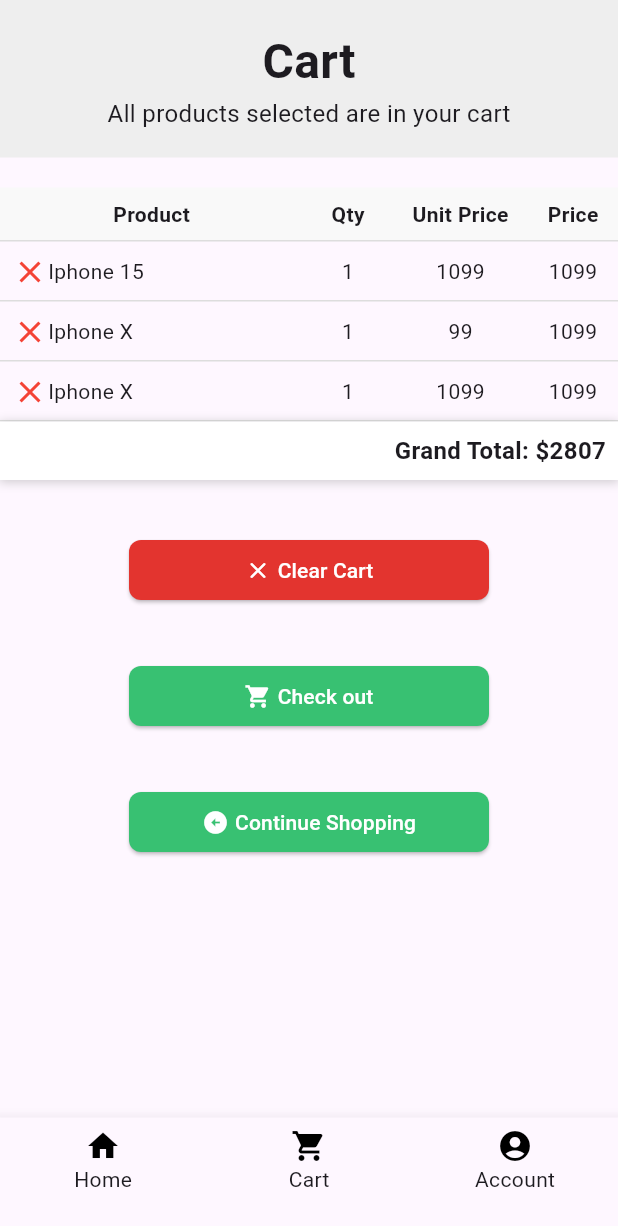
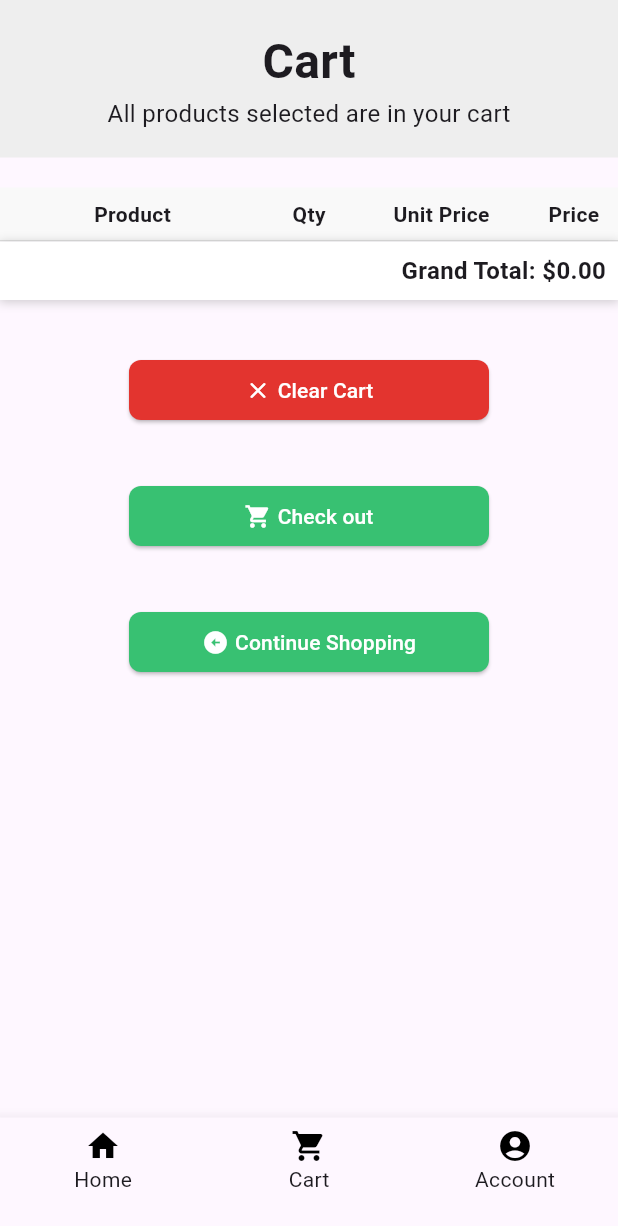
Before and after one commit to tainguynnn/mobile_stores, a Flutter app: the screen it shows after launch, item 2 of the bottom bar chosen, after a tap on "Clear Cart", on a phone screen of 412 x 824 dp. Shown: the top 1226 px of the screen. Run offline on Flutter 3.47's test engine with Material 3 defaults, Android fonts, the phone set to English and light mode, and no system bars; our stand-ins replace bloc, flutter_bloc; network calls fail.

Commit message:
finish cubit for cart

```diff
--- a/rest/lib/main.dart
+++ b/rest/lib/main.dart
@@ -1,10 +1,22 @@
 import 'package:flutter/material.dart';
+import 'package:flutter_bloc/flutter_bloc.dart';
 import 'package:rest/pages/home_screen.dart';
-import 'package:rest/pages/prod_list.dart';
-
+import 'cubit/cart_cubit.dart';
 
 void main() {
-  runApp(
-    const MaterialApp(home: HomeScreen(),),
-  );
+  runApp(const MyApp());
 }
+
+class MyApp extends StatelessWidget {
+  const MyApp({super.key});
+
+  @override
+  Widget build(BuildContext context) {
+    return BlocProvider(
+      create: (context) => CartCubit(),
+      child: const MaterialApp(
+        home: HomeScreen(),
+      ),
+    );
+  }
+}
--- a/rest/lib/pages/cart.dart
+++ b/rest/lib/pages/cart.dart
@@ -1,7 +1,10 @@
 import 'package:flutter/material.dart';
-import 'package:rest/widgets/buttons/order_button.dart';
+import 'package:flutter_bloc/flutter_bloc.dart';
+import 'package:rest/pages/home_screen.dart';
 import 'package:rest/widgets/cart/cart_table.dart';
 import 'package:rest/widgets/screen_title/page_title.dart';
+
+import '../cubit/cart_cubit.dart';
 
 class Cart extends StatelessWidget {
   const Cart({super.key});
@@ -18,7 +21,7 @@
           height: 20,
         ),
         const CartTable(),
-        SizedBox(
+        const SizedBox(
           height: 36,
         ),
         SizedBox(
@@ -36,7 +39,7 @@
                   horizontal: 32,
                   vertical: 10), // Remove padding to make it a perfect square
             ),
-            onPressed: () {},
+            onPressed: () => context.read<CartCubit>().clearCart(),
             child: const Row(
               mainAxisAlignment: MainAxisAlignment.center,
               // Center content inside the button
@@ -48,7 +51,7 @@
             ),
           ),
         ),
-        SizedBox(
+        const SizedBox(
           height: 36,
         ),
         SizedBox(
@@ -78,7 +81,7 @@
             ),
           ),
         ),
-        SizedBox(
+        const SizedBox(
           height: 36,
         ),
         SizedBox(
@@ -96,7 +99,9 @@
                   horizontal: 32,
                   vertical: 10), // Remove padding to make it a perfect square
             ),
-            onPressed: () {},
+            onPressed: () {
+              Back(context);
+            },
             child: const Row(
               mainAxisAlignment: MainAxisAlignment.center,
               // Center content inside the button
@@ -111,4 +116,10 @@
       ],
     );
   }
+
+  void Back(BuildContext context) {
+    final route = MaterialPageRoute(builder: (context) => const HomeScreen());
+
+    Navigator.push(context, route);
+  }
 }
--- a/rest/lib/pages/prod_list.dart
+++ b/rest/lib/pages/prod_list.dart
@@ -2,7 +2,6 @@
 
 import 'package:flutter/material.dart';
 import 'package:http/http.dart' as http;
-import 'package:rest/pages/product_detail.dart';
 import 'package:rest/widgets/screen_title/page_title.dart';
 
 import '../models/product.dart';
@@ -13,7 +12,7 @@
 
   @override
   Widget build(BuildContext context) {
-    return _HomePage();
+    return const _HomePage();
   }
 }
 
@@ -38,7 +37,10 @@
     return Scaffold(
       body: Column(
         children: [
-          PageTitle(title: 'Products',subTitle: 'All available products in our store',),
+          PageTitle(
+            title: 'Products',
+            subTitle: 'All available products in our store',
+          ),
           FutureBuilder<List<Product>>(
             future: futureProducts,
             builder: (context, snapshot) {
@@ -92,18 +94,9 @@
     final response = await http.get(baseUrl);
 
     if (response.statusCode == 200) {
-      print(response.body);
-
       return _parseProducts(response.body);
     }
 
     throw Exception('Failed to load Product');
   }
-
-  Future<void> _refreshProducts() async {
-    final result = fetchProducts();
-    setState(() {
-      futureProducts = result;
-    });
-  }
 }
--- a/rest/lib/pages/product_detail.dart
+++ b/rest/lib/pages/product_detail.dart
@@ -131,11 +131,11 @@
                               children: [
                                 Icon(Icons.arrow_circle_left),
                                 SizedBox(width: 4),
-                                Text('Order Now'),
+                                Text('Back'),
                               ],
                             ),
                           ),
-                          const OrderButton()
+                          OrderButton(product: product,)
                         ],
                       )
                     ],
--- a/rest/lib/widgets/cart/cart_table.dart
+++ b/rest/lib/widgets/cart/cart_table.dart
@@ -1,30 +1,23 @@
 import 'package:flutter/material.dart';
+import 'package:flutter_bloc/flutter_bloc.dart';
+import '../../cubit/cart_cubit.dart';
 
-class CartTable extends StatefulWidget {
+class CartTable extends StatelessWidget {
   const CartTable({super.key});
 
   @override
-  State<CartTable> createState() => _CartTableState();
-}
-
-class _CartTableState extends State<CartTable> {
-  var list = [
-    {'name': "Iphone 15", "Qty": '1', 'Unit Price': '1099', 'Price': '1099'},
-    {'name': "Iphone X", "Qty": '1', 'Unit Price': '99', 'Price': '1099'},
-    {'name': "Iphone X", "Qty": '1', 'Unit Price': '1099', 'Price': '1099'},
-  ];
-
-  @override
   Widget build(BuildContext context) {
+    return BlocBuilder<CartCubit, List<Map<String, dynamic>>>(
+      builder: (context, cartItems) {
         return Column(
           children: [
             Table(
               border: TableBorder.all(color: Colors.transparent),
               columnWidths: const <int, TableColumnWidth>{
-            0: FlexColumnWidth(),
-            1: FixedColumnWidth(60), // thay đổi theo tỉ lệ màn hình
-            2: FixedColumnWidth(90),
-            3: FixedColumnWidth(60),
+                0: FlexColumnWidth(3),
+                1: FlexColumnWidth(1),
+                2: FlexColumnWidth(2),
+                3: FlexColumnWidth(1),
               },
               defaultVerticalAlignment: TableCellVerticalAlignment.middle,
               children: <TableRow>[
@@ -33,12 +26,10 @@
                     border: Border(
                       bottom: BorderSide(
                         color: Color.fromRGBO(221, 221, 221, 1),
-                    // Bottom border color
-                    width: 1.0, // Border width
+                        width: 1.0,
                       ),
                     ),
-                color: Color.fromRGBO(249, 249, 249,
-                    1), // Setting the background color for the first row
+                    color: Color.fromRGBO(249, 249, 249, 1),
                   ),
                   children: <Widget>[
                     Center(
@@ -46,8 +37,7 @@
                         padding: EdgeInsets.all(8.0),
                         child: Text(
                           'Product',
-                      style:
-                          TextStyle(fontWeight: FontWeight.w700, fontSize: 14),
+                          style: TextStyle(fontWeight: FontWeight.w700, fontSize: 14),
                         ),
                       ),
                     ),
@@ -65,14 +55,13 @@
                                 fontWeight: FontWeight.w700, fontSize: 14))),
                   ],
                 ),
-            for (var item in list)
+                for (var item in cartItems)
                   TableRow(
                     decoration: const BoxDecoration(
                       border: Border(
                         bottom: BorderSide(
-                      color: Color.fromRGBO(
-                          221, 221, 221, 1), // Bottom border color
-                      width: 1.0, // Border width
+                          color: Color.fromRGBO(221, 221, 221, 1),
+                          width: 1.0,
                         ),
                       ),
                     ),
@@ -82,9 +71,12 @@
                           padding: const EdgeInsets.all(8.0),
                           child: Row(
                             children: [
-                          const Icon(
+                              GestureDetector(
+                                onTap: () {context.read<CartCubit>().deleteFromCart(item);},
+                                child: const Icon(
                                   Icons.close,
                                   color: Colors.red,
+                                ),
                               ),
                               Text(item['name']!),
                             ],
@@ -95,7 +87,7 @@
                       Center(child: Text(item['Unit Price']!)),
                       Center(child: Text(item['Price']!)),
                     ],
-              )
+                  ),
               ],
             ),
             Container(
@@ -105,27 +97,36 @@
                     color: Colors.grey.withOpacity(0.5),
                     spreadRadius: 1,
                     blurRadius: 5,
-                offset: Offset(0, 1), // Shadow position
+                    offset: const Offset(0, 1),
                   ),
                 ],
-            color: Colors.white, // Background color for the row
+                color: Colors.white,
               ),
-          child: const Padding(
-            padding: EdgeInsets.all(8.0),
+              child: Padding(
+                padding: const EdgeInsets.all(8.0),
                 child: Align(
                   alignment: Alignment.centerRight,
-              // Aligns the text to the left side
                   child: Text(
-                'Grand Total: \$2807',
-                style: TextStyle(
+                    'Grand Total: \$${_calculateTotal(cartItems)}',
+                    style: const TextStyle(
                       fontWeight: FontWeight.w700,
                       fontSize: 16,
                     ),
                   ),
                 ),
               ),
-        )
+            ),
           ],
         );
+      },
+    );
+  }
+
+  String _calculateTotal(List<Map<String, dynamic>> cartItems) {
+    double total = 0;
+    for (var item in cartItems) {
+      total += double.parse(item['Price']!);
+    }
+    return total.toStringAsFixed(2);
   }
 }
```
Also changed, not shown: rest/lib/cubit/cart_cubit.dart (added, +51 -0 lines), rest/lib/pages/product_list.dart (deleted, +0 -33 lines), rest/lib/widgets/buttons/order_button.dart (+8 -2 lines), rest/lib/widgets/list_item.dart (+8 -22 lines), rest/lib/models/cart.dart (deleted). Lines whose indentation alone changed are shown as unchanged.
